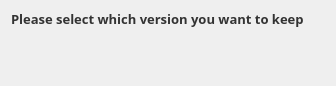
meganz/MEGAsync, file src/MEGASync/stalled_issues/gui/stalled_issues_cases/macx/LocalAndRemoteDifferentWidget.ui: the form before one commit.
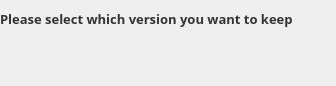
The form after the commit. Custom widgets are drawn as their Qt base class.

The edit to the form file:
```diff
--- a/src/MEGASync/stalled_issues/gui/stalled_issues_cases/macx/LocalAndRemoteDifferentWidget.ui
+++ b/src/MEGASync/stalled_issues/gui/stalled_issues_cases/macx/LocalAndRemoteDifferentWidget.ui
@@ -54,7 +54,7 @@
       <string>Please select which version you want to keep</string>
      </property>
      <property name="indent">
-      <number>11</number>
+      <number>0</number>
      </property>
     </widget>
    </item>
```
Left out of the diff: 20 changed lines with no effect on the pictures.
